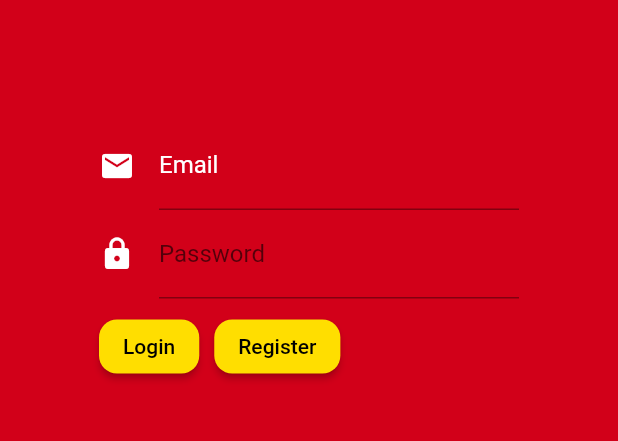
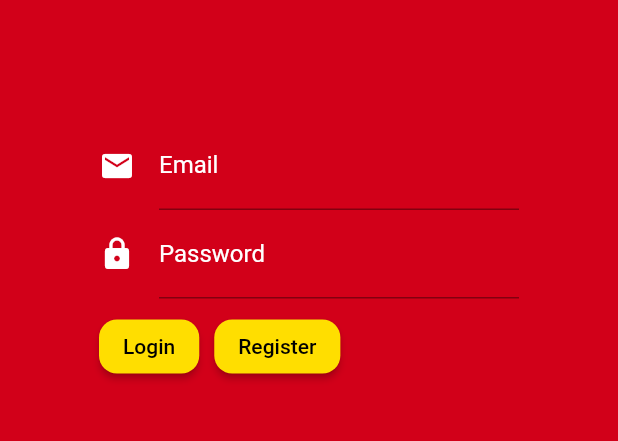
Before and after one commit to glenrioariesto/menu_master, a Flutter app: the screen it shows after launch, on a phone screen of 412 x 824 dp, the part 507-948 px from its top. Run offline on Flutter 3.47's test engine with Material 2 defaults, Android fonts, the light colour scheme and no system bars; our stand-ins replace firebase_auth, firebase_core, flutter_svg; accounts and stored records are empty.

Commit message:
change color textform

```diff
--- a/lib/widgets/widgets_loginform.dart
+++ b/lib/widgets/widgets_loginform.dart
@@ -49,6 +49,7 @@ class _LoginFormState extends State<LoginForm> {
           crossAxisAlignment: CrossAxisAlignment.start,
           children: [
             TextFormField(
+              style: TextStyle(color: Colors.white),
               controller: _email,
               decoration: const InputDecoration(
                   icon: Icon(
@@ -67,6 +68,7 @@ class _LoginFormState extends State<LoginForm> {
               onSaved: (value) {},
             ),
             TextFormField(
+              style: TextStyle(color: Colors.white),
               controller: _password,
               obscureText: true,
               decoration: const InputDecoration(
@@ -75,6 +77,7 @@ class _LoginFormState extends State<LoginForm> {
                     color: Colors.white,
                   ),
                   labelText: 'Password',
+                  labelStyle: TextStyle(color: Colors.white),
                   errorStyle: TextStyle(color: ColorPalette.textColorMM)),
               validator: (value) {
                 if (value!.isEmpty) {
```
